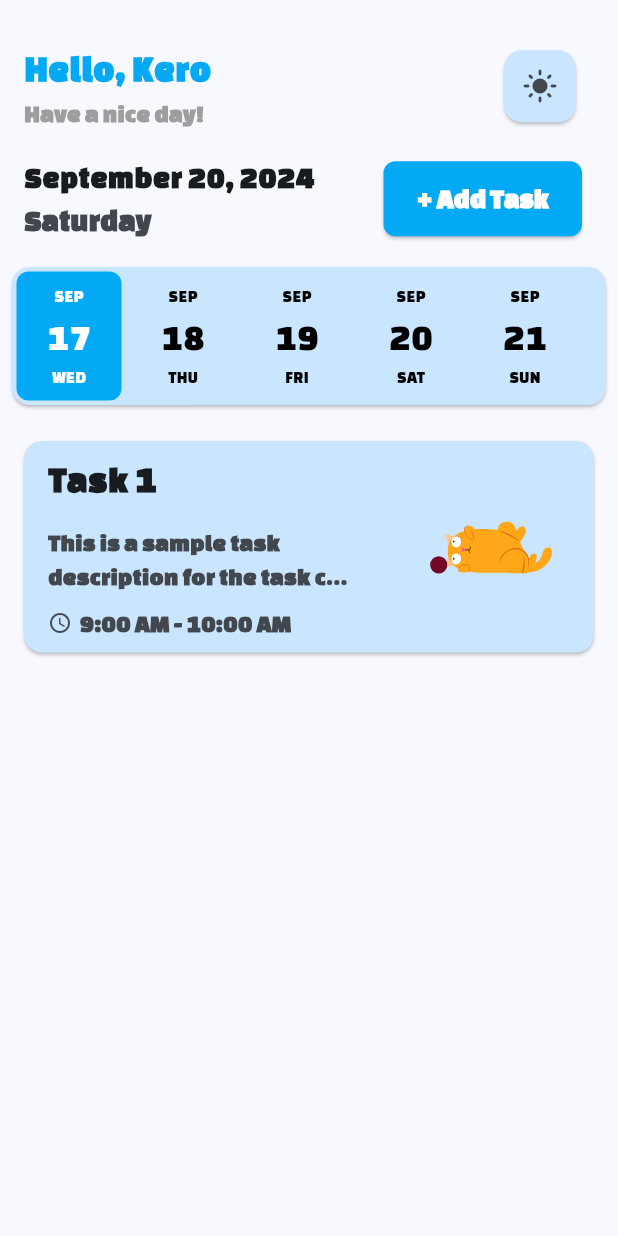
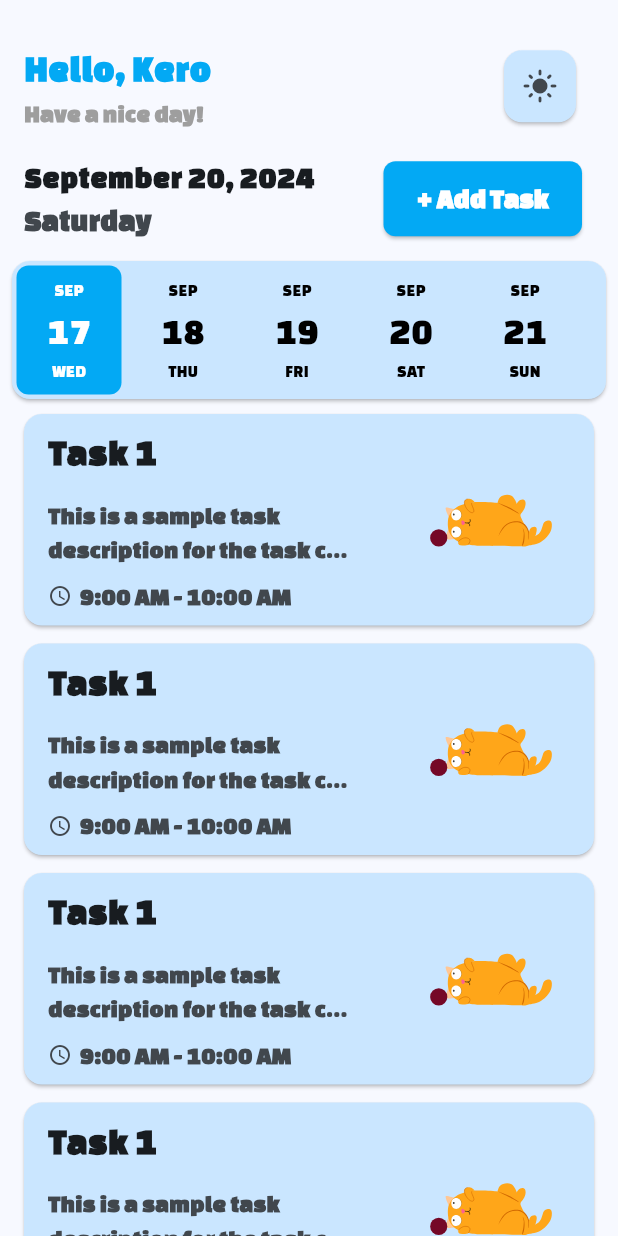
Before and after one commit to KyrillosAyman1/TaskZen_App, a Flutter app: the screen it shows after launch, on a phone screen of 412 x 824 dp. Run offline on Flutter 3.47's test engine with Material 3 defaults, Android fonts, the phone set to English and light mode, and no system bars; drawn by our look-alikes of date_picker_timeline; our stand-ins replace lottie.

Commit message:
Refactor padding in CustomDatePicker and TaskCard; add TaskListView to TaskViewBody

```diff
--- a/lib/widgets/custom_date_picker.dart
+++ b/lib/widgets/custom_date_picker.dart
@@ -14,7 +14,7 @@ class _CustomDatePickerState extends State<CustomDatePicker> {
   @override
   Widget build(BuildContext context) {
     return Padding(
-      padding: const EdgeInsets.all(4.0),
+      padding: const EdgeInsets.symmetric(horizontal: 4),
       child: SizedBox(
         height: 100,
         child: Card(
--- a/lib/widgets/task_card.dart
+++ b/lib/widgets/task_card.dart
@@ -7,7 +7,7 @@ class TaskCard extends StatelessWidget {
   @override
   Widget build(BuildContext context) {
     return Padding(
-      padding: const EdgeInsets.all(12.0),
+     padding: const EdgeInsets.symmetric(horizontal: 12.0, vertical: 2.0),
       child: Card(
         color: Theme.of(context).colorScheme.primaryContainer,
         child: ListTile(
--- a/lib/widgets/task_view_body.dart
+++ b/lib/widgets/task_view_body.dart
@@ -1,4 +1,3 @@
-
 import 'package:date_picker_timeline/date_picker_timeline.dart';
 import 'package:flutter/material.dart';
 import 'package:lottie/lottie.dart';
@@ -16,18 +15,31 @@ class TaskViewBody extends StatefulWidget {
 }
 
 class _TaskViewBodyState extends State<TaskViewBody> {
-
   @override
   Widget build(BuildContext context) {
     return Column(
-      children:   [
-        SizedBox(height: 20,),
+      children: [
+        SizedBox(height: 20),
         CustomAppBar(),
         TodayData(),
-         CustomDatePicker(),
-         TaskCard()
-
+        CustomDatePicker(),
+        TaskListView()
       ],
     );
   }
 }
+
+class TaskListView extends StatelessWidget {
+  const TaskListView({super.key});
+
+  @override
+  Widget build(BuildContext context) {
+    return Expanded(
+      child: ListView.builder(
+        itemBuilder: (context, index) {
+          return TaskCard();
+        },
+      ),
+    );
+  }
+}
```
